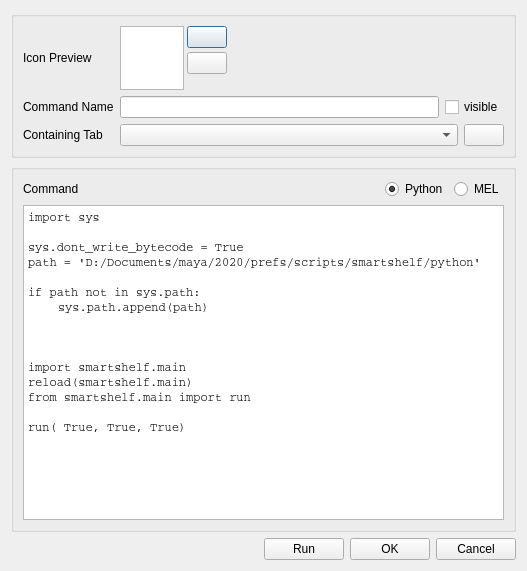
Before: the Qt Designer form python/smartshelf/ui/iconcreationdialog.ui in digitalgraphics/smartshelf, drawn with Qt 5.
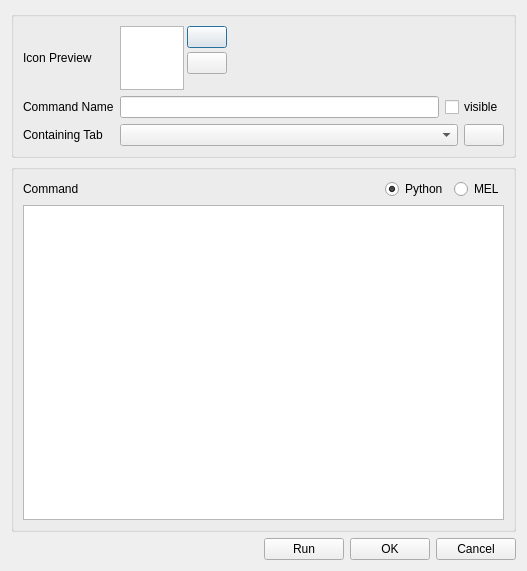
After: the same form once the commit is applied. Icons and pictures are not drawn. Custom widgets are drawn as their Qt base class.

Patch:
```diff
--- a/python/smartshelf/ui/iconcreationdialog.ui
+++ b/python/smartshelf/ui/iconcreationdialog.ui
@@ -334,21 +334,7 @@
          <enum>QPlainTextEdit::NoWrap</enum>
         </property>
         <property name="plainText">
-         <string>import sys
-
-sys.dont_write_bytecode = True
-path = 'D:/Documents/maya/2020/prefs/scripts/smartshelf/python'
-
-if path not in sys.path:
-	sys.path.append(path)
-
-
-
-import smartshelf.main
-reload(smartshelf.main)
-from smartshelf.main import run
-
-run( True, True, True)</string>
+         <string/>
         </property>
         <property name="tabStopWidth">
          <number>30</number>
```
Left out of the diff: 4 changed lines with no effect on the pictures.
